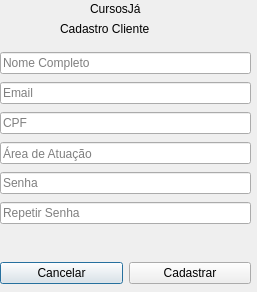
Above: views/registerview.ui from caffeine-free/cursos-ja before the change. Below: the same form after it.
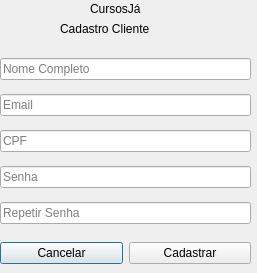
That is the form after the change.

```diff
--- a/views/registerview.ui
+++ b/views/registerview.ui
@@ -7,7 +7,7 @@
     <x>0</x>
     <y>0</y>
     <width>257</width>
-    <height>292</height>
+    <height>273</height>
    </rect>
   </property>
   <property name="windowTitle">
@@ -79,16 +79,6 @@
       </property>
      </widget>
     </item>
-    <item>
-     <widget class="QLineEdit" name="txt_sector">
-      <property name="text">
-       <string/>
-      </property>
-      <property name="placeholderText">
-       <string>Área de Atuação</string>
-      </property>
-     </widget>
-    </item>
     <item>
      <widget class="QLineEdit" name="txt_password">
       <property name="text">
@@ -121,7 +111,7 @@
    <property name="geometry">
     <rect>
      <x>0</x>
-     <y>260</y>
+     <y>240</y>
      <width>251</width>
      <height>27</height>
     </rect>
```
